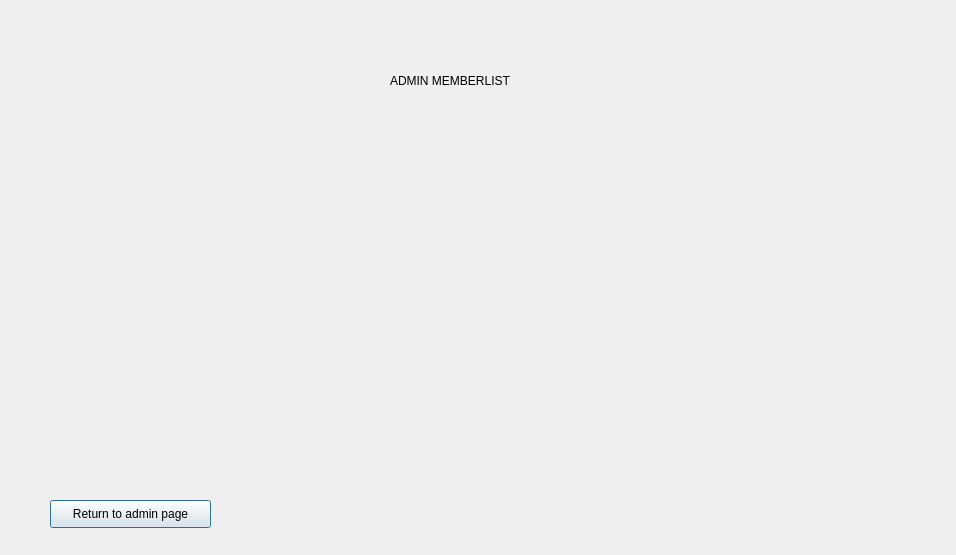
Old version of the form Project2/admin_member_database.ui in the repository tdragon00/CS1C_Project_2.
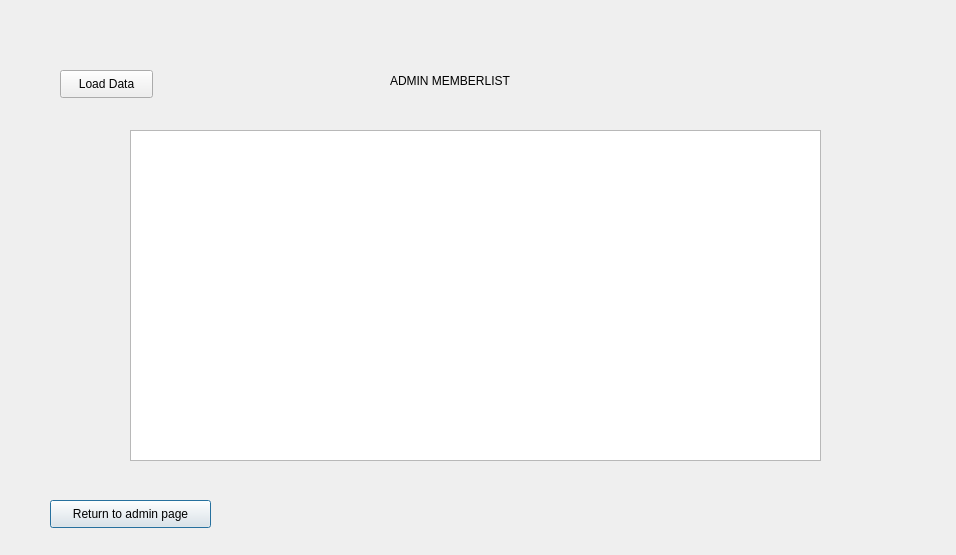
New version of the form.

Commit message:
Added the member table for the admin_member_data
The load data button is used to load the data. There needs to be data in the database under customers for anything to show up.

```diff
--- a/Project2/admin_member_database.ui
+++ b/Project2/admin_member_database.ui
@@ -39,6 +39,29 @@
     <string>Return to admin page</string>
    </property>
   </widget>
+  <widget class="QPushButton" name="pushButton_2">
+   <property name="geometry">
+    <rect>
+     <x>60</x>
+     <y>70</y>
+     <width>93</width>
+     <height>28</height>
+    </rect>
+   </property>
+   <property name="text">
+    <string>Load Data</string>
+   </property>
+  </widget>
+  <widget class="QTableView" name="tableView">
+   <property name="geometry">
+    <rect>
+     <x>130</x>
+     <y>130</y>
+     <width>691</width>
+     <height>331</height>
+    </rect>
+   </property>
+  </widget>
  </widget>
  <resources/>
  <connections/>
```
The commit also changes 3 other files.
